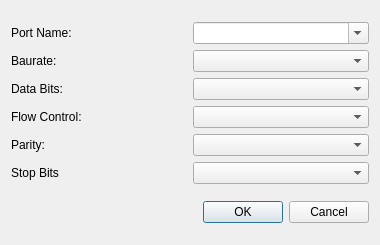
Before: the Qt Designer form setting.ui in NguyenTrongThinh/Terminal, drawn with Qt 5.
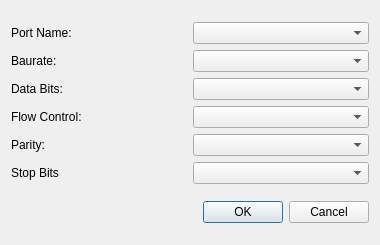
After: the same form once the commit is applied.

What changed in the file:
```diff
--- a/setting.ui
+++ b/setting.ui
@@ -56,7 +56,7 @@
         <bool>false</bool>
        </property>
        <property name="editable">
-        <bool>true</bool>
+        <bool>false</bool>
        </property>
        <property name="duplicatesEnabled">
         <bool>false</bool>
```
